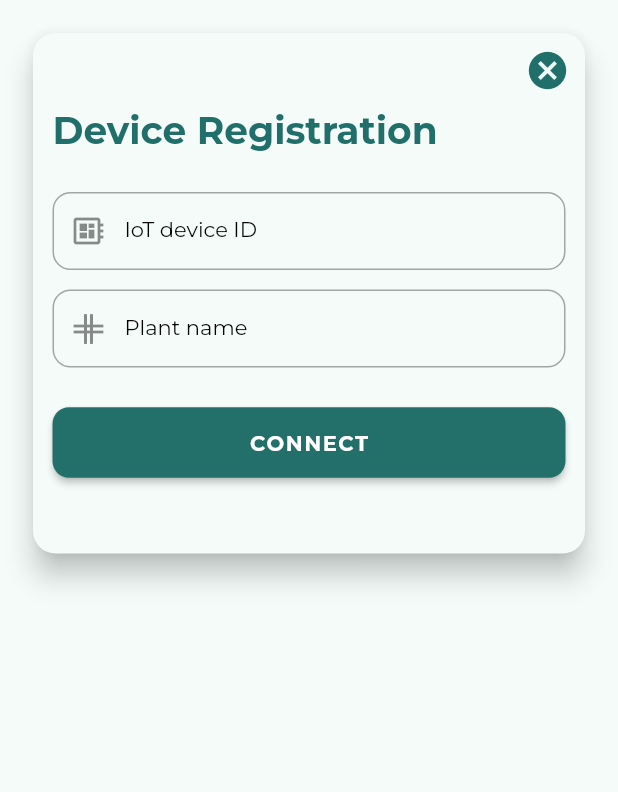
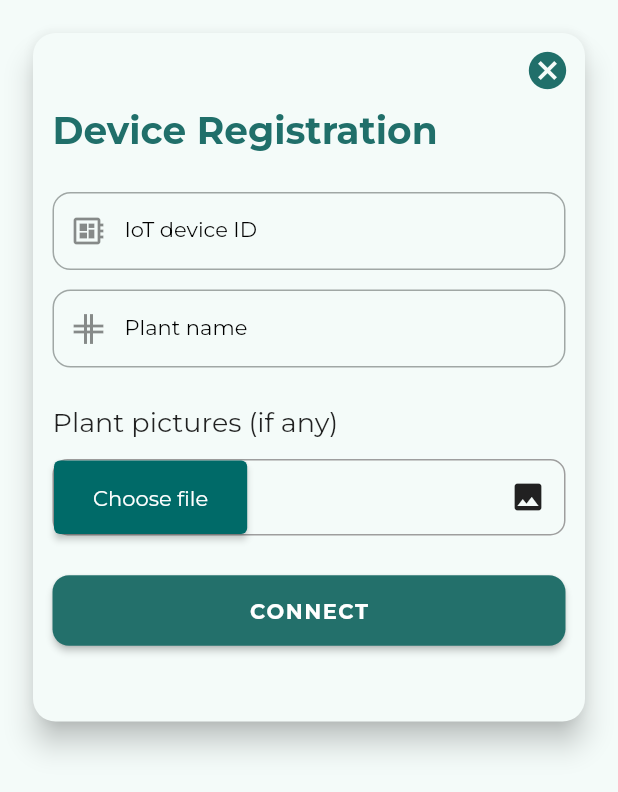
Before and after one commit to Blue-Cheesecake/Plant-Monitoring-Application, a Flutter app: the DeviceRegistView screen opened directly, on a phone screen of 412 x 824 dp. Shown: the top 792 px of the screen. Run offline on Flutter 3.47's test engine with Material 2 defaults, Android fonts, the phone set to English and light mode, and no system bars; our stand-ins replace image_picker, modal_bottom_sheet.

Commit message:
feat: select image

```diff
--- a/lib/views/device_regist.view.dart
+++ b/lib/views/device_regist.view.dart
@@ -1,6 +1,9 @@
+import 'dart:io';
+
 import 'package:flutter/material.dart';
 import 'package:wireless_project/models/device_regist.model.dart';
 import 'package:wireless_project/shared/theme/app.theme.dart';
+import 'package:wireless_project/widgets/image_picker.widget.dart';
 import 'package:wireless_project/widgets/info_form.widget.dart';
 import 'package:wireless_project/widgets/primary_button.widget.dart';
 
@@ -62,6 +65,17 @@ class DeviceRegistView extends StatelessWidget {
                       _spacing(),
                       _spacing(),
 
+                      const Text(
+                        "Plant pictures (if any)",
+                        style: TextStyle(fontSize: 18),
+                      ),
+                      _spacing(),
+                      ImagePickerWidget((xFile) {
+                        _deviceRegist.imageUrl = File(xFile.path);
+                      }),
+                      _spacing(),
+                      _spacing(),
+
                       PrimaryButtonWidget(
                         "CONNECT",
                         () {},
--- /dev/null
+++ b/lib/widgets/image_picker.widget.dart
@@ -0,0 +1,83 @@
+import 'dart:developer';
+
+import 'package:flutter/material.dart';
+import 'package:image_picker/image_picker.dart';
+
+class ImagePickerWidget extends StatefulWidget {
+  const ImagePickerWidget(
+    this.assignImageFn, {
+    Key? key,
+  }) : super(key: key);
+
+  final Function(XFile xFile) assignImageFn;
+
+  @override
+  State<ImagePickerWidget> createState() => _ImagePickerWidgetState();
+}
+
+class _ImagePickerWidgetState extends State<ImagePickerWidget> {
+  String? currentFilePath;
+  final _imagePicker = ImagePicker();
+
+  void _pickImage() async {
+    XFile? picked = await _imagePicker.pickImage(
+      source: ImageSource.gallery,
+      imageQuality: 50,
+      maxWidth: 150,
+    );
+
+    setState(() {
+      currentFilePath = picked?.name;
+    });
+
+    if (picked != null) {
+      widget.assignImageFn(picked);
+    }
+
+    log("Selected Image File Name: ${picked?.name ?? "Null"}");
+  }
+
+  @override
+  Widget build(BuildContext context) {
+    return Container(
+      padding: const EdgeInsets.all(0),
+      decoration: BoxDecoration(
+        borderRadius: BorderRadius.circular(10),
+        border: Border.all(
+          width: 1,
+          color: Colors.grey,
+        ),
+        shape: BoxShape.rectangle,
+      ),
+      child: Row(
+        mainAxisAlignment: MainAxisAlignment.spaceBetween,
+        children: [
+          ElevatedButton(
+            style: ElevatedButton.styleFrom(),
+            onPressed: _pickImage,
+            child: const Padding(
+              padding: EdgeInsets.symmetric(
+                vertical: 16,
+                horizontal: 10,
+              ),
+              child: Text("Choose file"),
+            ),
+          ),
+          if (currentFilePath != null)
+            SizedBox(
+              width: 100,
+              child: Text(
+                currentFilePath!,
+                overflow: TextOverflow.ellipsis,
+                maxLines: 1,
+              ),
+            ),
+          IconButton(
+            onPressed: _pickImage,
+            icon: const Icon(Icons.image),
+          ),
+        ],
+      ),
+    );
+  }
+}
--- a/pubspec.yaml
+++ b/pubspec.yaml
@@ -14,6 +14,7 @@ dependencies:
 
   cupertino_icons: ^1.0.2
   modal_bottom_sheet: ^2.1.2
+  image_picker: ^0.8.6+2
 
 dev_dependencies:
   flutter_test:
```
Also changed, not shown: pubspec.lock, 3 other files.
